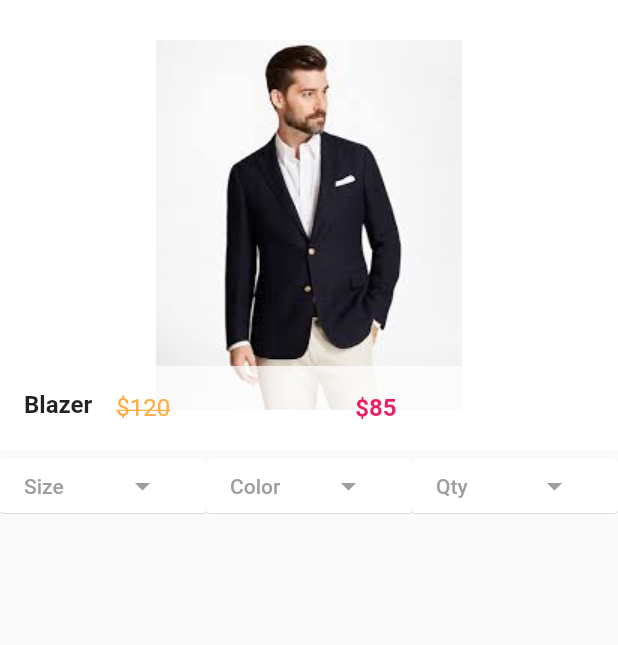
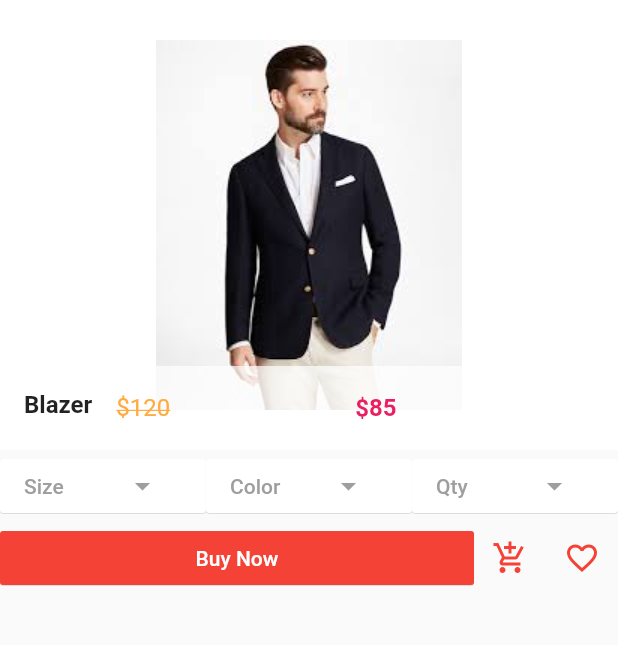
Before and after one commit to Darshana97/E-Commerce_Flutter_App, a Flutter app: the screen it shows after launch, after a tap on "Blazer", on a phone screen of 412 x 824 dp, the part 84-729 px from its top. Run offline on Flutter 3.47's test engine with Material 2 defaults, Android fonts, the phone set to English and light mode, and no system bars; our stand-ins replace carousel_pro.

Commit message:
products details lists design

```diff
--- a/lib/pages/product_details.dart
+++ b/lib/pages/product_details.dart
@@ -120,7 +120,30 @@ class _ProductDetailsState extends State<ProductDetails> {
                 ),
               ))
             ],
-          )
+          ),
+          Row(
+            children: <Widget>[
+              Expanded(
+                  child: MaterialButton(
+                      onPressed: () {},
+                      color: Colors.red,
+                      textColor: Colors.white,
+                      elevation: 0.2,
+                      child: Text("Buy Now"))),
+              IconButton(
+                  icon: Icon(
+                    Icons.add_shopping_cart,
+                    color: Colors.red,
+                  ),
+                  onPressed: () {}),
+              IconButton(
+                  icon: Icon(
+                    Icons.favorite_border,
+                    color: Colors.red,
+                  ),
+                  onPressed: () {})
+            ],
+          ),
         ],
       ),
     );
```
Lines whose indentation alone changed are shown as unchanged.
